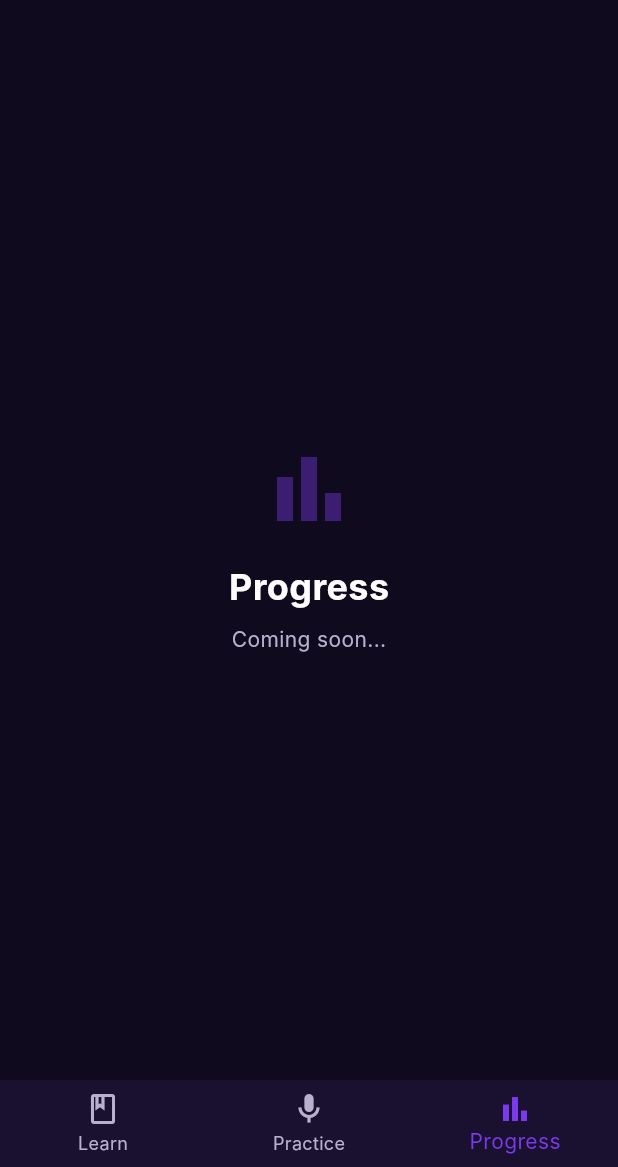
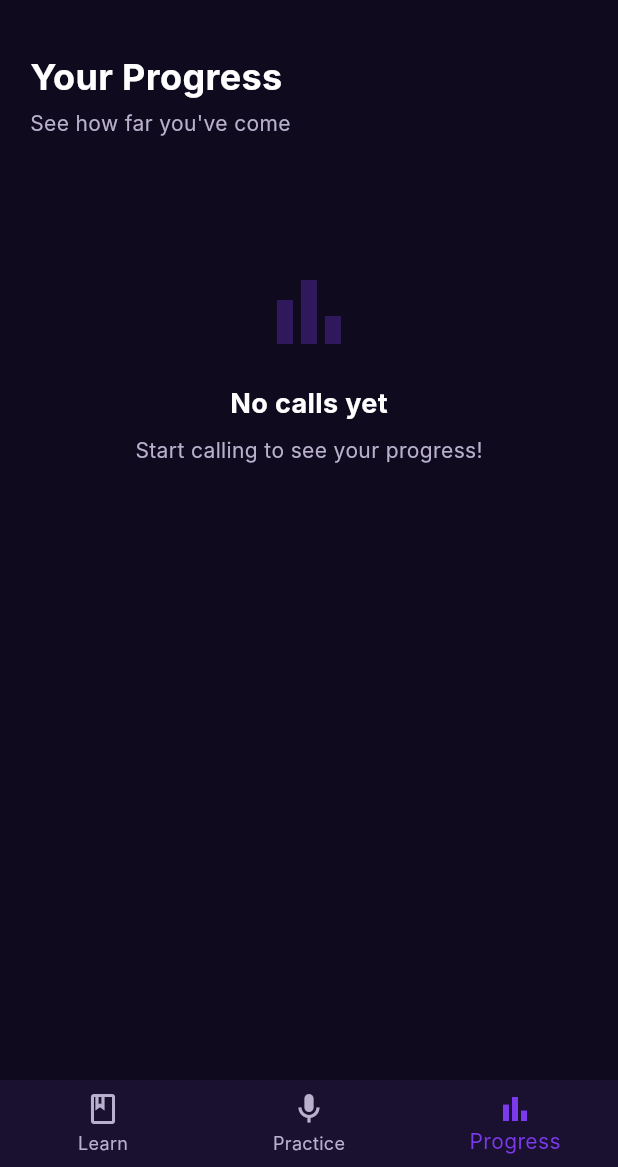
Before and after one commit to Vijayvsnv/tark-peer, a Flutter app: the HomeScreen screen opened by its route, item 3 of the bottom bar chosen, on a phone screen of 412 x 824 dp, the part 69-1236 px from its top. Run offline on Flutter 3.47's test engine with Material 3 defaults, Android fonts, the phone set to English and light mode, and no system bars; our stand-ins replace cached_network_image, flutter_dotenv, go_router, permission_handler, supabase_flutter; missing offline and left inert: agora_rtc_engine, flutter_foreground_task; accounts and stored records are empty; network calls fail; Roboto replaces fonts that are missing (Inter).

Commit message:
feat: progress tab with call stats, streak, longest call, weekly comparison
- New ProgressTab widget replacing Coming Soon placeholder
- getCallStats() in ProfileService computes all metrics client-side from call_history
- Shows: total calls + total time, daily streak with fire emoji, longest call, this week vs last week with bar comparison
- Pull-to-refresh support, empty state when no calls yet

Co-Authored-By: Claude Sonnet 4.6 <noreply@anthropic.com>

```diff
--- a/flutter_app/lib/screens/home/home_screen.dart
+++ b/flutter_app/lib/screens/home/home_screen.dart
@@ -10,6 +10,7 @@ import '../../services/auth_service.dart';
 import '../../services/friend_service.dart';
 import '../../services/profile_service.dart';
 import '../../widgets/user_avatar.dart';
+import 'progress_tab.dart';
 
 class HomeScreen extends StatefulWidget {
   const HomeScreen({super.key});
@@ -152,7 +153,7 @@ class _HomeScreenState extends State<HomeScreen> with SingleTickerProviderStateM
         children: [
           _buildComingSoon('Learn', Icons.book_outlined),
           _buildPracticeTab(),
-          _buildComingSoon('Progress', Icons.bar_chart_outlined),
+          const ProgressTab(),
         ],
       ),
       bottomNavigationBar: BottomNavigationBar(
--- /dev/null
+++ b/flutter_app/lib/screens/home/progress_tab.dart
@@ -0,0 +1,348 @@
+import 'package:flutter/material.dart';
+import '../../core/theme.dart';
+import '../../services/profile_service.dart';
+
+class ProgressTab extends StatefulWidget {
+  const ProgressTab({super.key});
+
+  @override
+  State<ProgressTab> createState() => _ProgressTabState();
+}
+
+class _ProgressTabState extends State<ProgressTab> {
+  final _profileService = ProfileService();
+  Map<String, dynamic>? _stats;
+  bool _loading = true;
+
+  @override
+  void initState() {
+    super.initState();
+    _load();
+  }
+
+  Future<void> _load() async {
+    try {
+      final s = await _profileService.getCallStats();
+      if (mounted) setState(() { _stats = s; _loading = false; });
+    } catch (_) {
+      if (mounted) setState(() => _loading = false);
+    }
+  }
+
+  String _formatTotal(int seconds) {
+    if (seconds == 0) return '0 min';
+    final h = seconds ~/ 3600;
+    final m = (seconds % 3600) ~/ 60;
+    if (h > 0) return '${h}h ${m}m';
+    return '${m}m';
+  }
+
+  String _formatLongest(int seconds) {
+    if (seconds == 0) return '—';
+    final m = seconds ~/ 60;
+    if (m == 0) return '<1 min';
+    return '$m min';
+  }
+
+  @override
+  Widget build(BuildContext context) {
+    return RefreshIndicator(
+      color: kPrimary,
+      onRefresh: _load,
+      child: SingleChildScrollView(
+        physics: const AlwaysScrollableScrollPhysics(),
+        padding: const EdgeInsets.fromLTRB(20, 24, 20, 32),
+        child: Column(
+          crossAxisAlignment: CrossAxisAlignment.start,
+          children: [
+            const Text(
+              'Your Progress',
+              style: TextStyle(color: kTextPrimary, fontSize: 24, fontWeight: FontWeight.bold),
+            ),
+            const SizedBox(height: 4),
+            const Text(
+              'See how far you\'ve come',
+              style: TextStyle(color: kTextSecondary, fontSize: 14),
+            ),
+            const SizedBox(height: 24),
+            _loading
+                ? const Center(
+                    child: Padding(
+                      padding: EdgeInsets.only(top: 60),
+                      child: CircularProgressIndicator(color: kPrimary),
+                    ),
+                  )
+                : _buildContent(),
+          ],
+        ),
+      ),
+    );
+  }
+
+  Widget _buildContent() {
+    final s = _stats!;
+    final totalCalls = s['total_calls'] as int;
+    final totalSeconds = s['total_seconds'] as int;
+    final longestSeconds = s['longest_seconds'] as int;
+    final streak = s['streak'] as int;
+    final thisWeek = s['this_week'] as int;
+    final lastWeek = s['last_week'] as int;
+
+    if (totalCalls == 0) {
+      return Center(
+        child: Padding(
+          padding: const EdgeInsets.only(top: 60),
+          child: Column(
+            children: [
+              Icon(Icons.bar_chart_outlined, color: kPrimary.withOpacity(0.3), size: 64),
+              const SizedBox(height: 16),
+              const Text(
+                'No calls yet',
+                style: TextStyle(color: kTextPrimary, fontSize: 18, fontWeight: FontWeight.bold),
+              ),
+              const SizedBox(height: 8),
+              const Text(
+                'Start calling to see your progress!',
+                style: TextStyle(color: kTextSecondary, fontSize: 14),
+              ),
+            ],
+          ),
+        ),
+      );
+    }
+
+    return Column(
+      children: [
+        // ── Call Stats ────────────────────────────────────────────────────────
+        _card(
+          child: Row(
+            children: [
+              Expanded(
+                child: _statBlock(
+                  icon: Icons.call,
+                  iconColor: kPrimary,
+                  value: '$totalCalls',
+                  label: 'Total Calls',
+                ),
+              ),
+              Container(width: 1, height: 56, color: Colors.white12),
+              Expanded(
+                child: _statBlock(
+                  icon: Icons.timer_outlined,
+                  iconColor: const Color(0xFF60A5FA),
+                  value: _formatTotal(totalSeconds),
+                  label: 'Total Time',
+                ),
+              ),
+            ],
+          ),
+        ),
+
+        const SizedBox(height: 14),
+
+        // ── Streak ────────────────────────────────────────────────────────────
+        _card(
+          child: Row(
+            children: [
+              Container(
+                width: 48,
+                height: 48,
+                decoration: BoxDecoration(
+                  color: Colors.orange.withOpacity(0.15),
+                  borderRadius: BorderRadius.circular(12),
+                ),
+                child: const Center(
+                  child: Text('🔥', style: TextStyle(fontSize: 24)),
+                ),
+              ),
+              const SizedBox(width: 16),
+              Expanded(
+                child: Column(
+                  crossAxisAlignment: CrossAxisAlignment.start,
+                  children: [
+                    Text(
+                      streak == 0 ? 'No streak yet' : '$streak day${streak == 1 ? '' : 's'} streak',
+                      style: TextStyle(
+                        color: streak > 0 ? Colors.orange : kTextSecondary,
+                        fontSize: 18,
+                        fontWeight: FontWeight.bold,
+                      ),
+                    ),
+                    const SizedBox(height: 2),
+                    Text(
+                      streak == 0
+                          ? 'Call today to start a streak!'
+                          : 'Keep it going — call today!',
+                      style: const TextStyle(color: kTextSecondary, fontSize: 12),
+                    ),
+                  ],
+                ),
+              ),
+            ],
+          ),
+        ),
+
+        const SizedBox(height: 14),
+
+        // ── Longest Call ─────────────────────────────────────────────────────
+        _card(
+          child: Row(
+            children: [
+              Container(
+                width: 48,
+                height: 48,
+                decoration: BoxDecoration(
+                  color: Colors.green.withOpacity(0.15),
+                  borderRadius: BorderRadius.circular(12),
+                ),
+                child: const Center(
+                  child: Icon(Icons.emoji_events_outlined, color: Colors.greenAccent, size: 26),
+                ),
+              ),
+              const SizedBox(width: 16),
+              Expanded(
+                child: Column(
+                  crossAxisAlignment: CrossAxisAlignment.start,
+                  children: [
+                    Text(
+                      _formatLongest(longestSeconds),
+                      style: const TextStyle(color: Colors.greenAccent, fontSize: 22, fontWeight: FontWeight.bold),
+                    ),
+                    const SizedBox(height: 2),
+                    const Text(
+                      'Longest call',
+                      style: TextStyle(color: kTextSecondary, fontSize: 12),
+                    ),
+                  ],
+                ),
+              ),
+            ],
+          ),
+        ),
+
+        const SizedBox(height: 14),
+
+        // ── This Week vs Last Week ────────────────────────────────────────────
+        _card(
+          child: Column(
+            crossAxisAlignment: CrossAxisAlignment.start,
+            children: [
+              const Text(
+                'Weekly Comparison',
+                style: TextStyle(color: kTextPrimary, fontSize: 14, fontWeight: FontWeight.w600),
+              ),
+              const SizedBox(height: 16),
+              Row(
+                children: [
+                  Expanded(child: _weekBlock('This Week', thisWeek, kPrimary)),
+                  const SizedBox(width: 12),
+                  Expanded(child: _weekBlock('Last Week', lastWeek, kTextSecondary)),
+                ],
+              ),
+              if (thisWeek > 0 || lastWeek > 0) ...[
+                const SizedBox(height: 14),
+                _weekBar(thisWeek, lastWeek),
+                const SizedBox(height: 8),
+                Text(
+                  thisWeek > lastWeek
+                      ? '↑ ${thisWeek - lastWeek} more than last week'
+                      : thisWeek < lastWeek
+                          ? '↓ ${lastWeek - thisWeek} fewer than last week'
+                          : 'Same as last week',
+                  style: TextStyle(
+                    color: thisWeek >= lastWeek ? Colors.greenAccent : const Color(0xFFFF6B6B),
+                    fontSize: 12,
+                    fontWeight: FontWeight.w500,
+                  ),
+                ),
+              ],
+            ],
+          ),
+        ),
+      ],
+    );
+  }
+
+  Widget _card({required Widget child}) {
+    return Container(
+      width: double.infinity,
+      padding: const EdgeInsets.all(18),
+      decoration: BoxDecoration(
+        color: kSurface,
+        borderRadius: BorderRadius.circular(16),
+        border: Border.all(color: kPrimary.withOpacity(0.15)),
+      ),
+      child: child,
+    );
+  }
+
+  Widget _statBlock({
+    required IconData icon,
+    required Color iconColor,
+    required String value,
+    required String label,
+  }) {
+    return Column(
+      children: [
+        Icon(icon, color: iconColor, size: 22),
+        const SizedBox(height: 8),
+        Text(value, style: const TextStyle(color: kTextPrimary, fontSize: 22, fontWeight: FontWeight.bold)),
+        const SizedBox(height: 2),
+        Text(label, style: const TextStyle(color: kTextSecondary, fontSize: 11)),
+      ],
+    );
+  }
+
+  Widget _weekBlock(String label, int count, Color color) {
+    return Column(
+      children: [
+        Text(
+          '$count',
+          style: TextStyle(color: color, fontSize: 28, fontWeight: FontWeight.bold),
+        ),
+        const SizedBox(height: 2),
+        Text(label, style: const TextStyle(color: kTextSecondary, fontSize: 12)),
+      ],
+    );
+  }
+
+  Widget _weekBar(int thisWeek, int lastWeek) {
+    final max = thisWeek > lastWeek ? thisWeek : lastWeek;
+    if (max == 0) return const SizedBox.shrink();
+    return Row(
+      children: [
+        Expanded(
+          child: Column(
+            crossAxisAlignment: CrossAxisAlignment.start,
+            children: [
+              AnimatedContainer(
+                duration: const Duration(milliseconds: 600),
+                height: 8,
+                decoration: BoxDecoration(
+                  color: kPrimary,
+                  borderRadius: BorderRadius.circular(4),
+                ),
+                width: double.infinity,
+                constraints: BoxConstraints(
+                  maxWidth: double.infinity,
+                ),
+              ),
+            ],
+          ),
+          flex: thisWeek == 0 ? 1 : thisWeek,
+        ),
+        const SizedBox(width: 4),
+        Expanded(
+          flex: lastWeek == 0 ? 1 : lastWeek,
+          child: Container(
+            height: 8,
+            decoration: BoxDecoration(
+              color: kTextSecondary.withOpacity(0.3),
+              borderRadius: BorderRadius.circular(4),
+            ),
+          ),
+        ),
+      ],
+    );
+  }
+}
```
Also changed, not shown: flutter_app/lib/services/profile_service.dart (+90 -0 lines).
